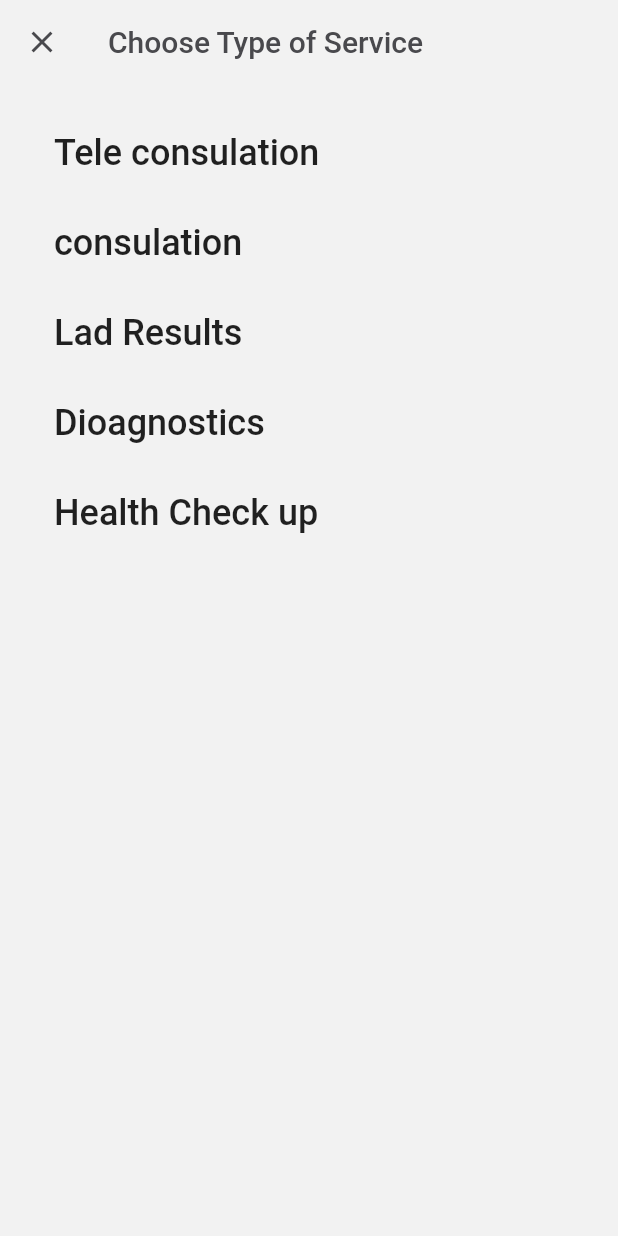
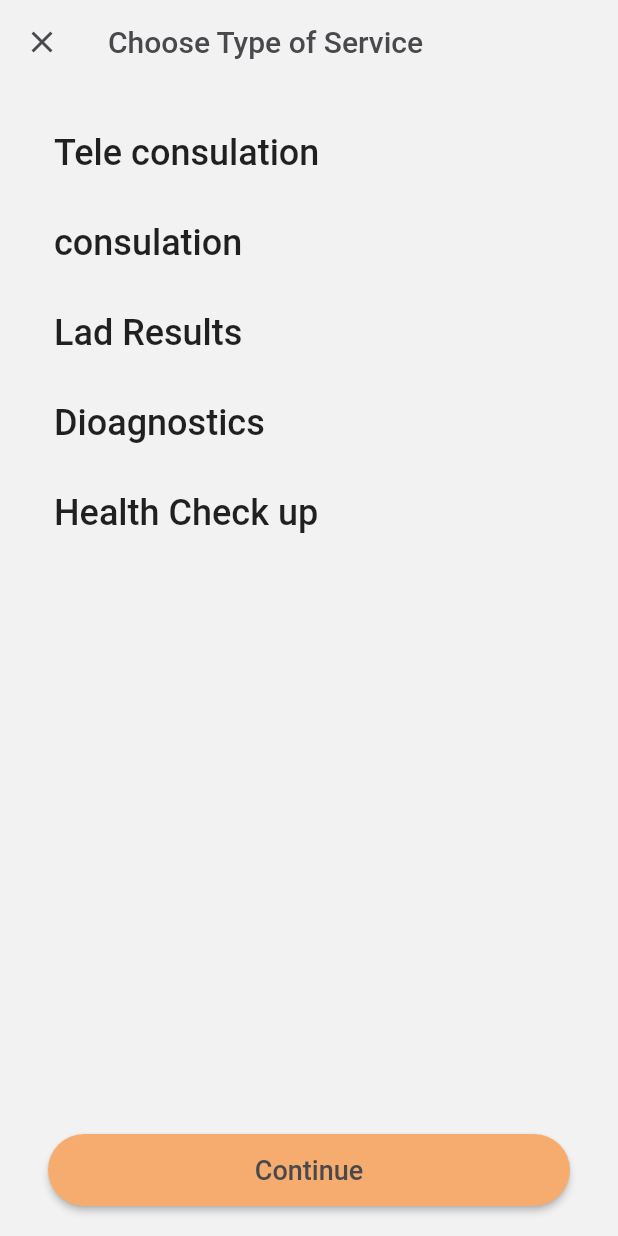
Before and after one commit to Piyushhhhh/even, a Flutter app: the AddConsultant screen opened directly, on a phone screen of 412 x 824 dp. Run offline on Flutter 3.47's test engine with Material 2 defaults, Android fonts, the light colour scheme and no system bars.

Commit message:
adde continue button in add consultant

```diff
--- a/lib/transactions/screens/add_consultant.dart
+++ b/lib/transactions/screens/add_consultant.dart
@@ -61,6 +61,34 @@ class _AddConsultantState extends State<AddConsultant>
         const SizedBox(height: 16),
         ...buildListItems(staggeredController, _itemSlideIntervals),
         const Spacer(),
+        AnimatedPositioned(
+          duration: const Duration(milliseconds: 350),
+          height: 48,
+          bottom: MediaQuery.of(context).padding.bottom + 16,
+          child: Container(
+            width: MediaQuery.of(context).size.width,
+            height: 48,
+            padding: const EdgeInsets.symmetric(horizontal: 32),
+            child: ElevatedButton(
+              style: ElevatedButton.styleFrom(
+                shape: const RoundedRectangleBorder(
+                    borderRadius: BorderRadius.all(Radius.circular(48))),
+                backgroundColor: AppColors.accent(),
+              ),
+              onPressed: () {},
+              child: Text(
+                "Continue",
+                style: TextStyle(
+                  fontSize: 18,
+                  color: AppColors.fadeText(),
+                ),
+              ),
+            ),
+          ),
+        ),
+        const SizedBox(
+          height: 20,
+        )
       ],
     );
   }
```
